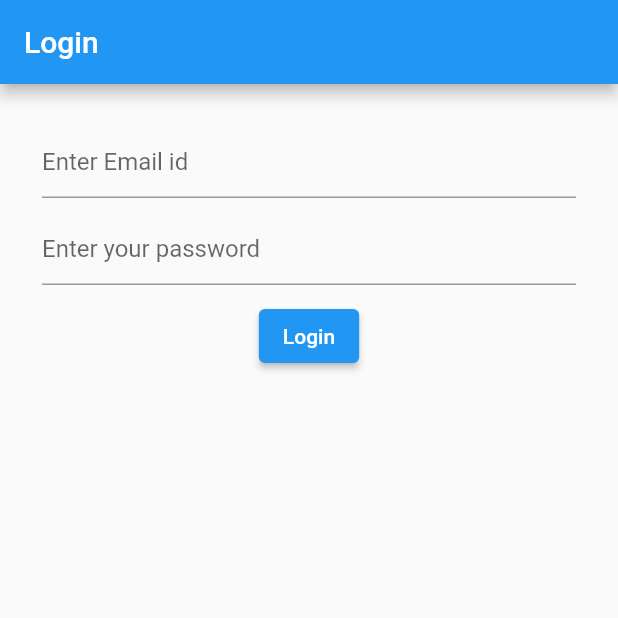
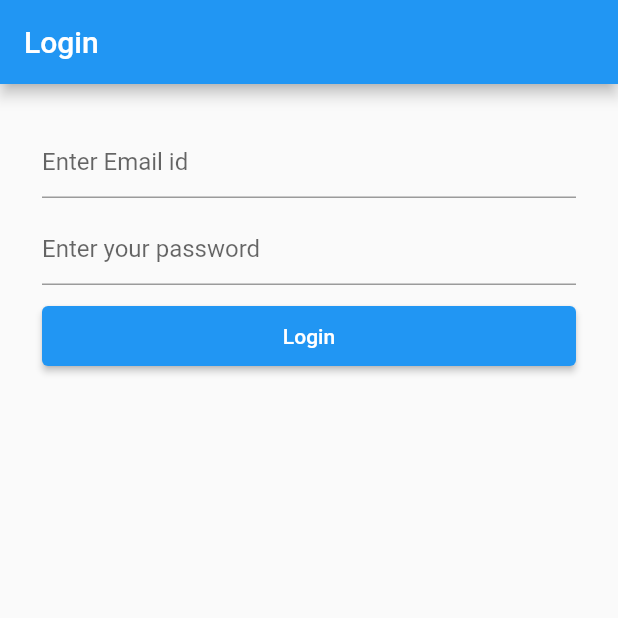
Before and after one commit to beshprakash11/login_tdd, a Flutter app: the screen it shows after launch, on a phone screen of 412 x 824 dp, the top half of it. Run offline on Flutter 3.47's test engine with Material 2 defaults, Android fonts, the phone set to English and light mode, and no system bars.

Commit message:
updated login text to display full screen width btn

```diff
--- a/lib/login_screen.dart
+++ b/lib/login_screen.dart
@@ -51,7 +51,13 @@ class _LoginScreenState extends State<LoginScreen> {
             ),
             ElevatedButton(
               onPressed: () {},
-              child: Text('Login'),
+              child: const SizedBox(
+                width: double.infinity,
+                height: 40,
+                child: Center(
+                  child: Text('Login'),
+                ),
+              ),
             ),
           ],
         ),
```
